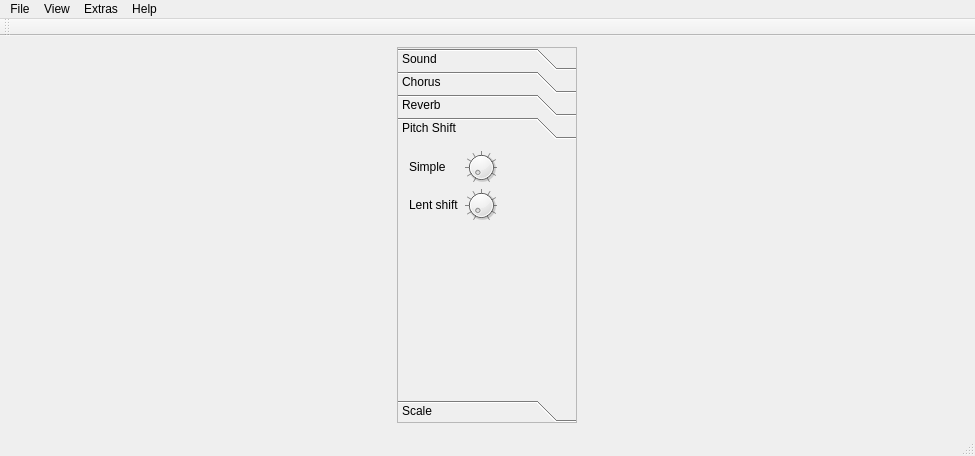
Above: mainwindow.ui from 607011/termenvox before the change. Below: the same form after it.
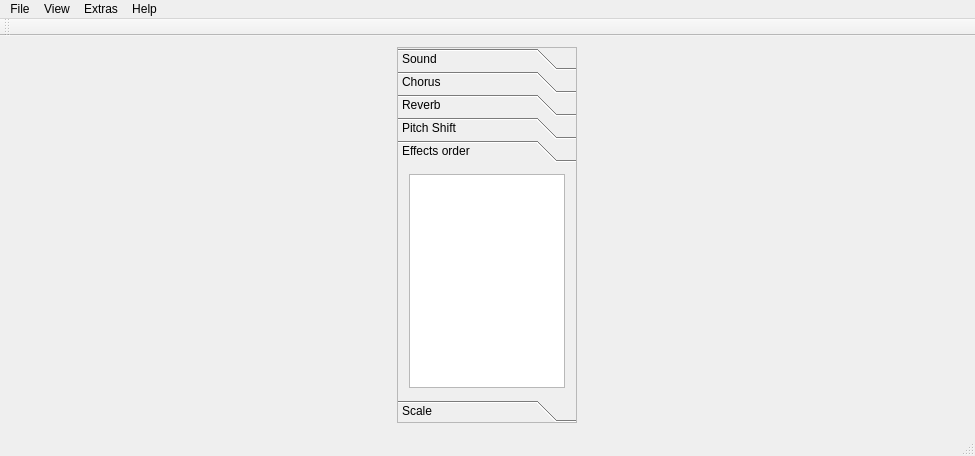
That is the form after the change.

The edit to the form file:
```diff
--- a/mainwindow.ui
+++ b/mainwindow.ui
@@ -36,7 +36,7 @@
        <enum>QFrame::Plain</enum>
       </property>
       <property name="currentIndex">
-       <number>3</number>
+       <number>4</number>
       </property>
       <property name="tabSpacing">
        <number>1</number>
@@ -753,8 +753,8 @@
         <rect>
          <x>0</x>
          <y>0</y>
-         <width>178</width>
-         <height>273</height>
+         <width>107</width>
+         <height>94</height>
         </rect>
        </property>
        <attribute name="label">
@@ -877,6 +877,34 @@
         </item>
        </layout>
       </widget>
+      <widget class="QWidget" name="pageEffectsOrder">
+       <property name="geometry">
+        <rect>
+         <x>0</x>
+         <y>0</y>
+         <width>178</width>
+         <height>251</height>
+        </rect>
+       </property>
+       <attribute name="label">
+        <string>Effects order</string>
+       </attribute>
+       <layout class="QGridLayout" name="gridLayout_6">
+        <item row="0" column="0">
+         <widget class="QListWidget" name="effectsListWidget">
+          <property name="dragEnabled">
+           <bool>true</bool>
+          </property>
+          <property name="dragDropMode">
+           <enum>QAbstractItemView::InternalMove</enum>
+          </property>
+          <property name="sortingEnabled">
+           <bool>false</bool>
+          </property>
+         </widget>
+        </item>
+       </layout>
+      </widget>
       <widget class="QWidget" name="pageScale">
        <property name="geometry">
         <rect>
```
Left out of the diff: 2 changed lines with no effect on the pictures.
